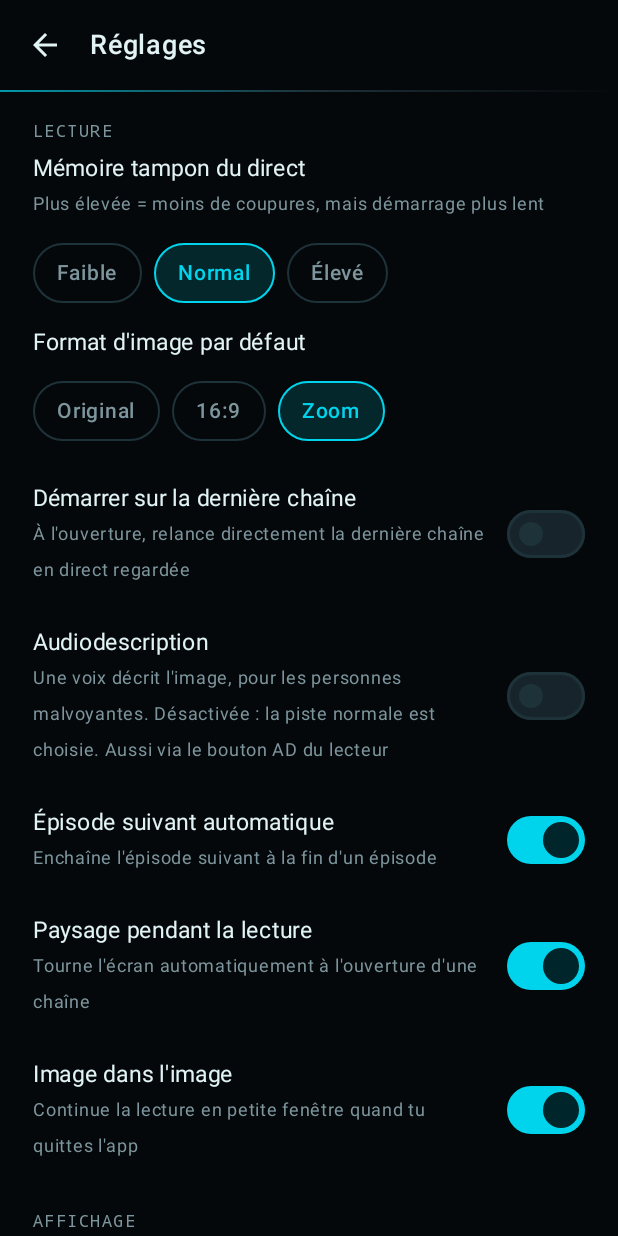
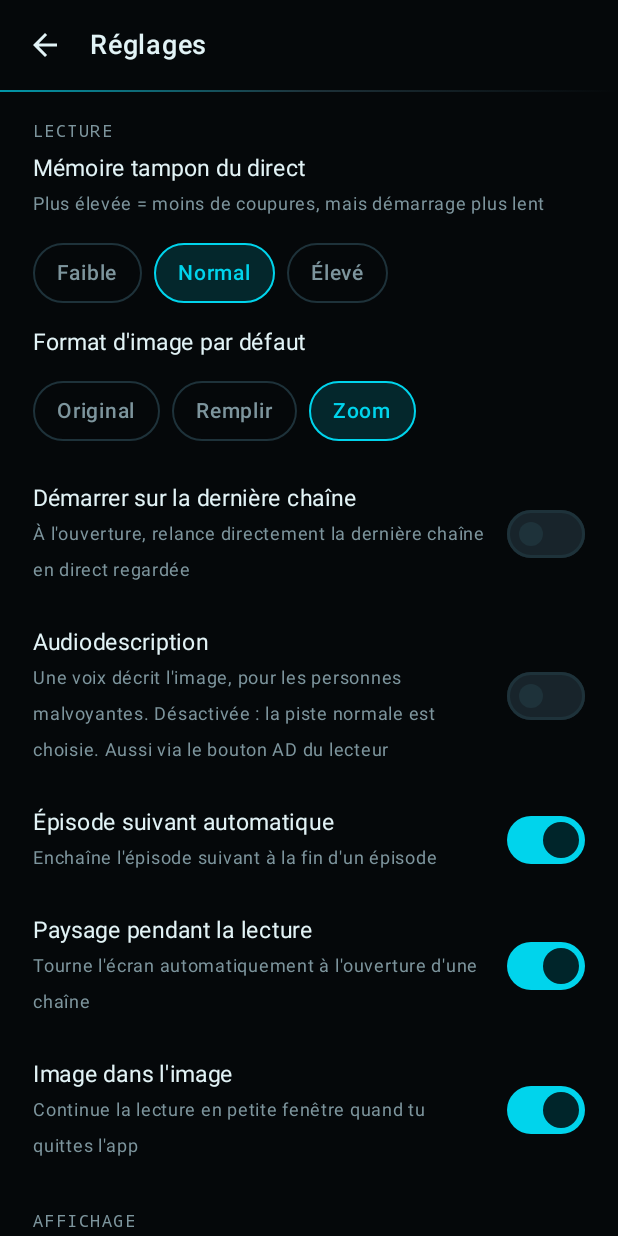
Before and after one commit to souffly007/SoufflyTV, an Android app built with Jetpack Compose: the screen it shows after launch (MainActivity), after a tap on "Zoom", on a phone screen of 412 x 824 dp. Run offline under Robolectric (Android 15) with nearby library versions, the phone set to English and light mode, and no system bars; pictures from the network do not load; 3 other taps on this screen came first.

Commit message:
0.6.6 : curseur TV visible, format d'image adapté à l'écran sur PC

```diff
--- a/composeApp/build.gradle.kts
+++ b/composeApp/build.gradle.kts
@@ -3,8 +3,8 @@ import org.jetbrains.kotlin.gradle.dsl.JvmTarget
 import java.util.Properties
 
 // Version de SoufflyTV, la même pour Android et pour les installeurs PC (à changer ici seulement)
-val appVersion = "0.6.5"
-val appVersionCode = 20
+val appVersion = "0.6.6"
+val appVersionCode = 21
 
 plugins {
     alias(libs.plugins.kotlinMultiplatform)
--- a/composeApp/src/commonMain/kotlin/fr/bonobo/soufflytv/App.kt
+++ b/composeApp/src/commonMain/kotlin/fr/bonobo/soufflytv/App.kt
@@ -16,12 +16,13 @@ import fr.bonobo.soufflytv.ui.PlayerScreen
 import fr.bonobo.soufflytv.ui.SeriesScreen
 import fr.bonobo.soufflytv.ui.SettingsScreen
 import fr.bonobo.soufflytv.ui.SourcesScreen
+import androidx.compose.ui.graphics.Color
 import fr.bonobo.soufflytv.ui.theme.Cm
 import fr.bonobo.soufflytv.ui.theme.SoufflyTheme
 
 @Composable
 fun App(state: AppState) {
-    SoufflyTheme {
+    SoufflyTheme(focusColor = Color(state.settings.value.focusColor.argb)) {
         Surface(Modifier.fillMaxSize(), color = Cm.Background) {
             when (val screen = state.screen) {
                 is Screen.Player -> PlayerScreen(state, screen)
--- a/composeApp/src/commonMain/kotlin/fr/bonobo/soufflytv/data/SettingsStore.kt
+++ b/composeApp/src/commonMain/kotlin/fr/bonobo/soufflytv/data/SettingsStore.kt
@@ -33,7 +33,17 @@ data class Settings(
     val audioDescription: Boolean = false,
     /** Ordinateur : plein écran dès le lancement d'une chaîne ou d'un film. */
     val autoFullscreen: Boolean = false,
+    /** Couleur qui montre où l'on se trouve à la télécommande. */
+    val focusColor: FocusColor = FocusColor.YELLOW,
 )
+
+/** Couleur du « curseur » de la télécommande : bien distincte du cyan qui marque la sélection. */
+enum class FocusColor(val label: String, val argb: Long) {
+    YELLOW("Jaune", 0xFFFFD600),
+    ORANGE("Orange", 0xFFFF9100),
+    WHITE("Blanc", 0xFFFFFFFF),
+    CYAN("Cyan", 0xFF00D4EC),
+}
 
 class SettingsStore(private val scope: CoroutineScope) {
 
--- a/composeApp/src/commonMain/kotlin/fr/bonobo/soufflytv/player/VideoPlayer.kt
+++ b/composeApp/src/commonMain/kotlin/fr/bonobo/soufflytv/player/VideoPlayer.kt
@@ -15,9 +15,13 @@ sealed interface PlayerStatus {
     data class Error(val message: String) : PlayerStatus
 }
 
+/**
+ * Format d'image, adapté à l'écran quel que soit son rapport (16:9, 16:10, 21:9…) :
+ * FIT = image entière avec bandes noires, WIDE = étirée pour remplir, ZOOM = agrandie et rognée pour remplir.
+ */
 enum class AspectMode(val label: String) {
     FIT("Original"),
-    WIDE("16:9"),
+    WIDE("Remplir"),
     ZOOM("Zoom");
 
     fun next(): AspectMode = entries[(ordinal + 1) % entries.size]
--- a/composeApp/src/commonMain/kotlin/fr/bonobo/soufflytv/ui/Components.kt
+++ b/composeApp/src/commonMain/kotlin/fr/bonobo/soufflytv/ui/Components.kt
@@ -60,6 +60,7 @@ import androidx.compose.foundation.text.KeyboardActions
 import androidx.compose.foundation.text.KeyboardOptions
 import androidx.compose.ui.focus.focusRequester
 import androidx.compose.ui.focus.onFocusChanged
+import androidx.compose.ui.graphics.graphicsLayer
 import androidx.compose.ui.graphics.vector.ImageVector
 import androidx.compose.ui.input.key.Key
 import androidx.compose.ui.input.key.KeyEventType
@@ -79,6 +80,7 @@ import androidx.compose.ui.unit.IntOffset
 import androidx.compose.foundation.layout.widthIn
 import coil3.compose.AsyncImage
 import fr.bonobo.soufflytv.ui.theme.Cm
+import fr.bonobo.soufflytv.ui.theme.LocalFocusColor
 import fr.bonobo.soufflytv.ui.theme.MonoLabel
 
 /**
@@ -96,16 +98,23 @@ fun Modifier.tvClickable(
     val interaction = remember { MutableInteractionSource() }
     val focused by interaction.collectIsFocusedAsState()
     val hovered by interaction.collectIsHoveredAsState()
+    val focusColor = LocalFocusColor.current
     val background = when {
-        focused -> Cm.SurfaceHigher
+        focused -> focusColor.copy(alpha = 0.22f)
         selected -> Cm.CyanGlow
         hovered -> Cm.SurfaceHigh
         else -> Color.Transparent
     }
+    // Télécommande : l'élément qui a le focus grossit un peu, avec un cadre épais de couleur vive
+    val scale = if (focused && isKeyNavigation()) 1.04f else 1f
     return this
+        .graphicsLayer {
+            scaleX = scale
+            scaleY = scale
+        }
         .clip(shape)
         .background(background)
-        .then(if (focused) Modifier.border(2.dp, Cm.Cyan, shape) else Modifier)
+        .then(if (focused) Modifier.border(3.dp, focusColor, shape) else Modifier)
         .hoverable(interaction)
         .combinedClickable(
             interactionSource = interaction,
--- a/composeApp/src/commonMain/kotlin/fr/bonobo/soufflytv/ui/PlayerScreen.kt
+++ b/composeApp/src/commonMain/kotlin/fr/bonobo/soufflytv/ui/PlayerScreen.kt
@@ -98,6 +98,7 @@ import fr.bonobo.soufflytv.player.TrackOption
 import fr.bonobo.soufflytv.player.VideoPlayer
 import fr.bonobo.soufflytv.player.pickAudioTrack
 import fr.bonobo.soufflytv.ui.theme.Cm
+import fr.bonobo.soufflytv.ui.theme.LocalFocusColor
 import fr.bonobo.soufflytv.ui.theme.MonoLabel
 import kotlinx.coroutines.CancellationException
 import kotlinx.coroutines.delay
@@ -1032,7 +1033,7 @@ private fun SeekBar(position: Long, duration: Long, onSeek: (Long) -> Unit, onIn
                     .offset { IntOffset((fraction * widthPx).toInt() - thumbPx / 2, 0) }
                     .size(if (focused) 20.dp else 14.dp)
                     .background(Cm.Cyan, CircleShape)
-                    .then(if (focused) Modifier.border(3.dp, Color.White, CircleShape) else Modifier)
+                    .then(if (focused) Modifier.border(3.dp, LocalFocusColor.current, CircleShape) else Modifier)
             )
         }
         Text(
--- a/composeApp/src/commonMain/kotlin/fr/bonobo/soufflytv/ui/SettingsScreen.kt
+++ b/composeApp/src/commonMain/kotlin/fr/bonobo/soufflytv/ui/SettingsScreen.kt
@@ -25,6 +25,7 @@ import androidx.compose.ui.Modifier
 import androidx.compose.ui.unit.dp
 import androidx.compose.ui.unit.sp
 import fr.bonobo.soufflytv.AppState
+import fr.bonobo.soufflytv.data.FocusColor
 import fr.bonobo.soufflytv.platform.isAndroid
 import fr.bonobo.soufflytv.platform.isTvBuild
 import fr.bonobo.soufflytv.player.AspectMode
@@ -110,6 +111,25 @@ fun SettingsScreen(state: AppState) {
 
                 Spacer(Modifier.height(12.dp))
                 SectionLabel("AFFICHAGE", Modifier.padding(start = 14.dp, top = 8.dp, bottom = 6.dp))
+                Text(
+                    "Couleur du curseur",
+                    color = Cm.Text,
+                    fontSize = 15.sp,
+                    modifier = Modifier.padding(horizontal = 14.dp),
+                )
+                Text(
+                    "Cadre qui montre où tu te trouves à la télécommande ou au clavier",
+                    color = Cm.TextMuted,
+                    fontSize = 12.sp,
+                    modifier = Modifier.padding(horizontal = 14.dp),
+                )
+                Row(Modifier.padding(14.dp), horizontalArrangement = Arrangement.spacedBy(8.dp)) {
+                    FocusColor.entries.forEach { color ->
+                        Pill(color.label, selected = settings.focusColor == color) {
+                            state.settings.update { it.copy(focusColor = color) }
+                        }
+                    }
+                }
                 SwitchRow(
                     "Bandeau « Reprendre » sur l'accueil",
                     "Affiche les dernières chaînes regardées au-dessus des sources",
--- a/composeApp/src/commonMain/kotlin/fr/bonobo/soufflytv/ui/theme/Theme.kt
+++ b/composeApp/src/commonMain/kotlin/fr/bonobo/soufflytv/ui/theme/Theme.kt
@@ -1,8 +1,14 @@
 package fr.bonobo.soufflytv.ui.theme
 
+import androidx.compose.material.ripple.RippleAlpha
+import androidx.compose.material3.ExperimentalMaterial3Api
+import androidx.compose.material3.LocalRippleConfiguration
 import androidx.compose.material3.MaterialTheme
+import androidx.compose.material3.RippleConfiguration
 import androidx.compose.material3.darkColorScheme
 import androidx.compose.runtime.Composable
+import androidx.compose.runtime.CompositionLocalProvider
+import androidx.compose.runtime.staticCompositionLocalOf
 import androidx.compose.ui.graphics.Color
 import androidx.compose.ui.text.TextStyle
 import androidx.compose.ui.text.font.FontFamily
@@ -61,7 +67,26 @@ private val CyanogenScheme = darkColorScheme(
     onError = Color.Black,
 )
 
+/** Couleur du « curseur » de la télécommande (réglable). */
+val LocalFocusColor = staticCompositionLocalOf { Color(0xFFFFD600) }
+
+@OptIn(ExperimentalMaterial3Api::class)
 @Composable
-fun SoufflyTheme(content: @Composable () -> Unit) {
-    MaterialTheme(colorScheme = CyanogenScheme, content = content)
+fun SoufflyTheme(focusColor: Color = Color(0xFFFFD600), content: @Composable () -> Unit) {
+    MaterialTheme(colorScheme = CyanogenScheme) {
+        CompositionLocalProvider(
+            LocalFocusColor provides focusColor,
+            // Boutons Material (Lecture, icônes du lecteur…) : fond bien visible quand ils ont le focus
+            LocalRippleConfiguration provides RippleConfiguration(
+                color = focusColor,
+                rippleAlpha = RippleAlpha(
+                    draggedAlpha = 0.16f,
+                    focusedAlpha = 0.42f,
+                    hoveredAlpha = 0.10f,
+                    pressedAlpha = 0.30f,
+                ),
+            ),
+            content = content,
+        )
+    }
 }
```
Also changed, not shown: 3 other files.
